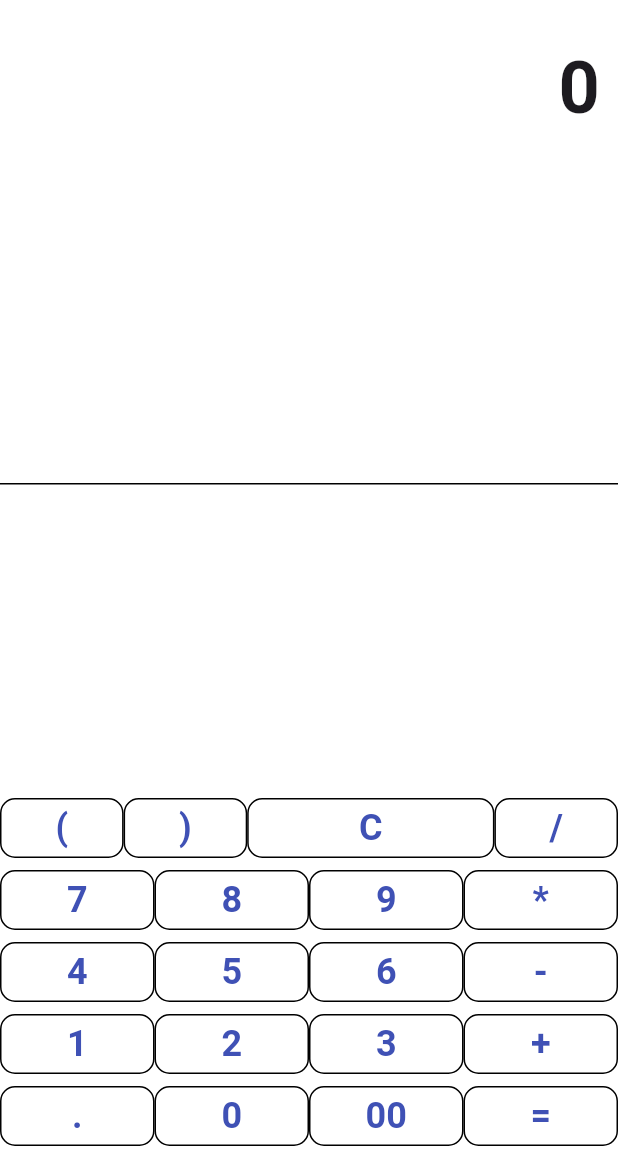
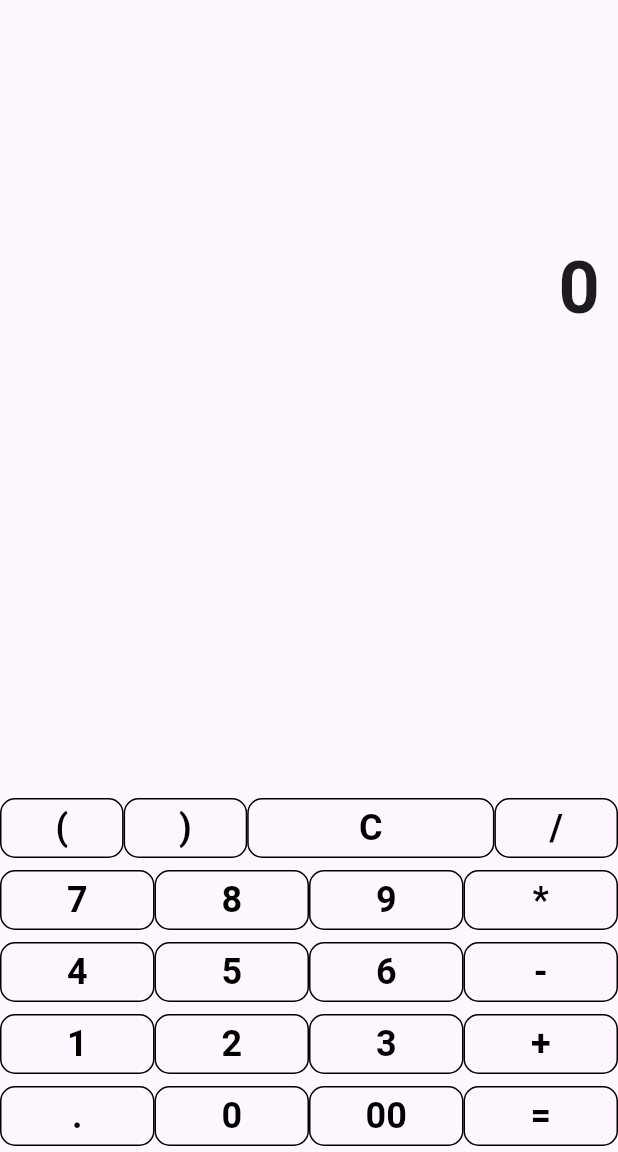
Before and after one commit to Ilase/ciculato, a Flutter app: the screen it shows after launch, on a phone screen of 412 x 824 dp, the part 84-1236 px from its top. Run offline on Flutter 3.47's test engine with Material 3 defaults, Android fonts, the phone set to English and light mode, and no system bars.

Commit message:
#4 Little changes in themes

```diff
--- a/lib/main.dart
+++ b/lib/main.dart
@@ -28,7 +28,7 @@ class MyAppState extends State<MyApp> {
   Widget build(BuildContext context) {
     final lightThemeData = ThemeData.light().copyWith(
       colorScheme: const ColorScheme.light().copyWith(
-        primary: Colors.indigo,
+        primary: Colors.black,
       ),
       outlinedButtonTheme: OutlinedButtonThemeData(
         style: OutlinedButton.styleFrom(
@@ -58,7 +58,7 @@ class MyAppState extends State<MyApp> {
 
     final darkThemeData = ThemeData.dark().copyWith(
       colorScheme: const ColorScheme.dark().copyWith(
-        primary: Colors.indigo,
+        primary: Colors.white,
       ),
       outlinedButtonTheme: OutlinedButtonThemeData(
         style: OutlinedButton.styleFrom(
@@ -326,45 +326,12 @@ class _CalculatorScreenState extends State<CalculatorScreen> {
           ],
         ),
       ),
-      body: AnimatedContainer(
-        duration: const Duration(milliseconds: 500),
-        curve: Curves.easeInOut,
-        color: _themeMode == ThemeMode.dark ? Colors.black : Colors.white,
-        child: GestureDetector(
-          onVerticalDragEnd: (details) {
-            if (details.primaryVelocity! > 0) {
-              setState(() {
-                _showAdvancedOperations = !_showAdvancedOperations;
-              });
-            }
-          },
-          onHorizontalDragEnd: (details) {
-            if (details.primaryVelocity! > 0) {
-              _pageController.animateToPage(
-                2,
-                duration: const Duration(milliseconds: 500),
-                curve: Curves.easeInOut,
-              );
-            } else if (details.primaryVelocity! < 0) {
-              _pageController.animateToPage(
-                0,
-                duration: const Duration(milliseconds: 500),
-                curve: Curves.easeInOut,
-              );
-            }
-          },
-          child: PageView(
-            controller: _pageController,
+      body: Column(
         children: [
-              AnimatedContainer(
-                duration: const Duration(milliseconds: 500),
-                curve: Curves.easeInOut,
-                height: _showAdvancedOperations
-                    ? MediaQuery.of(context).size.height * 0.8
-                    : MediaQuery.of(context).size.height * 0.6,
-                child: Column(
-                  children: <Widget>[
-                    Container(
+          Expanded(
+            child: Align(
+              alignment: Alignment.topCenter,
+              child: Container(
                 alignment: Alignment.centerRight,
                 padding: const EdgeInsets.symmetric(
                   vertical: 24.0,
@@ -378,9 +345,15 @@ class _CalculatorScreenState extends State<CalculatorScreen> {
                   ),
                 ),
               ),
-                    const Expanded(
-                      child: Divider(),
             ),
+          ),
+          Expanded(
+            child: PageView(
+              controller: _pageController,
+              children: [
+                Column(
+                  mainAxisAlignment: MainAxisAlignment.end,
+                  children: <Widget>[
                     Column(
                       children: <Widget>[
                         Row(
@@ -471,7 +444,6 @@ class _CalculatorScreenState extends State<CalculatorScreen> {
                     ),
                   ],
                 ),
-              ),
                 Column(
                   children: <Widget>[
                     Container(
@@ -510,6 +482,7 @@ class _CalculatorScreenState extends State<CalculatorScreen> {
               ],
             ),
           ),
+        ],
       ),
     );
   }
```
Lines whose indentation alone changed are shown as unchanged.
